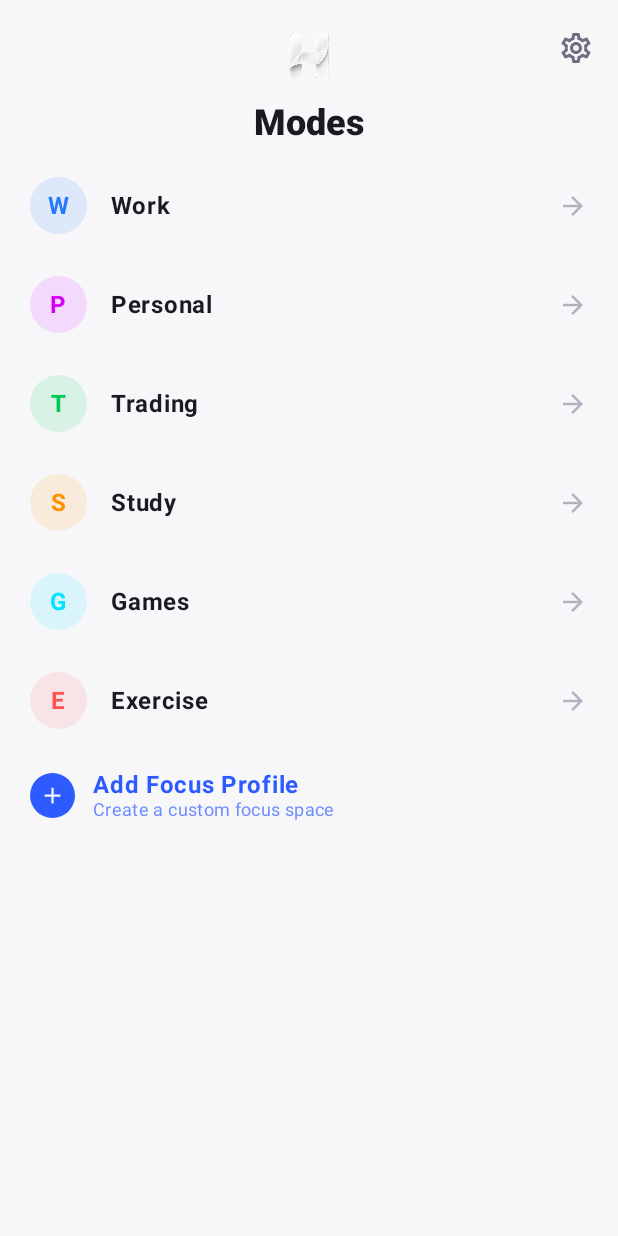
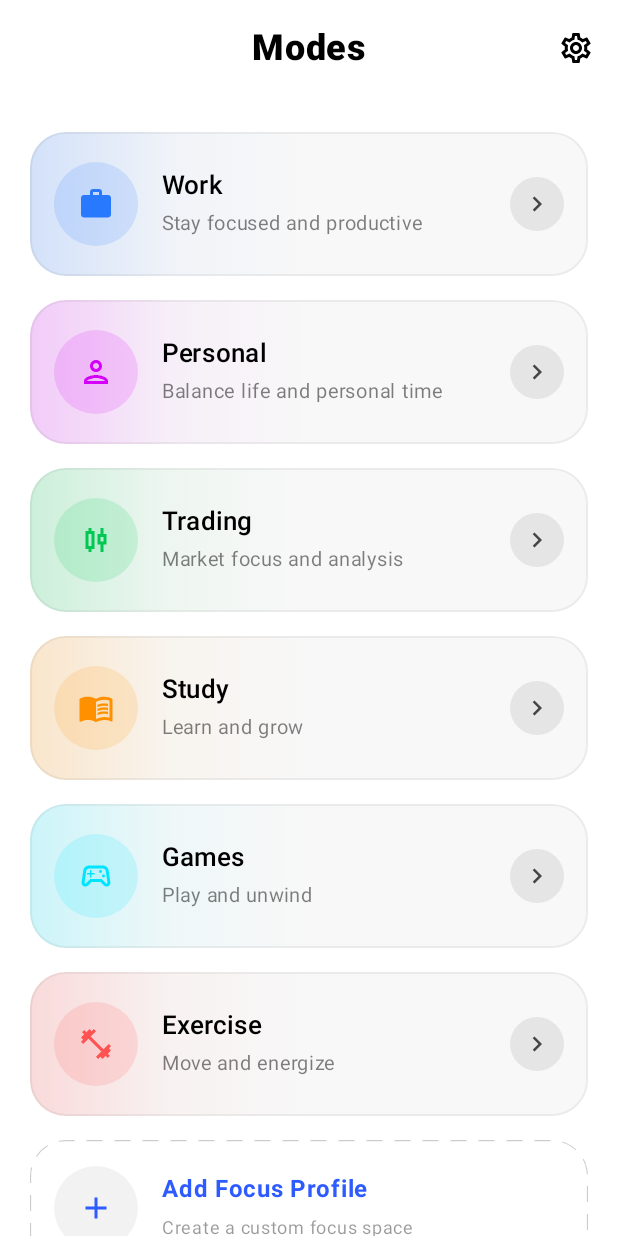
Before and after one commit to yuvanmoz/focus-launcher, an Android app built with Jetpack Compose: the SettingsScreen screen opened through its navigation route, on a phone screen of 412 x 824 dp. Run offline under Robolectric (Android 15) with nearby library versions, the phone set to English and light mode, and no system bars; our stand-ins replace Room's generated code.

Commit message:
feat(settings): redesign modes dashboard screen with glow cards and animations

```diff
--- a/feature/settings/src/main/java/com/focuslauncher/feature/settings/ui/SettingsScreen.kt
+++ b/feature/settings/src/main/java/com/focuslauncher/feature/settings/ui/SettingsScreen.kt
@@ -1,8 +1,13 @@
 package com.focuslauncher.feature.settings.ui
 
+import androidx.compose.animation.core.animateFloatAsState
+import androidx.compose.foundation.ExperimentalFoundationApi
+import androidx.compose.foundation.LocalOverscrollConfiguration
 import androidx.compose.foundation.background
 import androidx.compose.foundation.border
 import androidx.compose.foundation.clickable
+import androidx.compose.foundation.interaction.MutableInteractionSource
+import androidx.compose.foundation.interaction.collectIsPressedAsState
 import androidx.compose.foundation.layout.Arrangement
 import androidx.compose.foundation.layout.Box
 import androidx.compose.foundation.layout.Column
@@ -18,45 +23,52 @@ import androidx.compose.foundation.layout.width
 import androidx.compose.foundation.lazy.LazyColumn
 import androidx.compose.foundation.lazy.itemsIndexed
 import androidx.compose.foundation.shape.CircleShape
-import androidx.compose.ui.input.nestedscroll.nestedScroll
-import androidx.compose.foundation.ExperimentalFoundationApi
-import androidx.compose.foundation.LocalOverscrollConfiguration
-import androidx.compose.runtime.CompositionLocalProvider
-import com.focuslauncher.core.common.rememberRubberBandOverscrollState
-import com.focuslauncher.core.common.rememberRubberBandNestedScrollConnection
-import com.focuslauncher.core.common.rememberFrictionFlingBehavior
-import com.focuslauncher.core.common.rubberBandStretch
 import androidx.compose.foundation.shape.RoundedCornerShape
 import androidx.compose.material.icons.Icons
 import androidx.compose.material.icons.filled.Add
-import androidx.compose.material.icons.filled.ArrowBack
-import androidx.compose.material.icons.filled.ArrowForward
-import androidx.compose.material.icons.filled.Check
-import androidx.compose.material.icons.filled.Info
+import androidx.compose.material.icons.filled.ChevronRight
+import androidx.compose.material.icons.automirrored.outlined.MenuBook
+import androidx.compose.material.icons.outlined.CandlestickChart
+import androidx.compose.material.icons.outlined.FitnessCenter
+import androidx.compose.material.icons.outlined.Person
 import androidx.compose.material.icons.outlined.Settings
-import androidx.compose.foundation.Image
+import androidx.compose.material.icons.outlined.SportsEsports
+import androidx.compose.material.icons.outlined.Star
+import androidx.compose.material.icons.outlined.Work
+import androidx.compose.material3.CenterAlignedTopAppBar
 import androidx.compose.material3.ExperimentalMaterial3Api
 import androidx.compose.material3.Icon
 import androidx.compose.material3.IconButton
 import androidx.compose.material3.MaterialTheme
 import androidx.compose.material3.Scaffold
 import androidx.compose.material3.Text
-import androidx.compose.material3.CenterAlignedTopAppBar
 import androidx.compose.material3.TopAppBarDefaults
 import androidx.compose.runtime.Composable
+import androidx.compose.runtime.CompositionLocalProvider
 import androidx.compose.runtime.collectAsState
 import androidx.compose.runtime.getValue
+import androidx.compose.runtime.remember
 import androidx.compose.ui.Alignment
 import androidx.compose.ui.Modifier
-import androidx.compose.ui.text.style.TextAlign
 import androidx.compose.ui.draw.clip
+import androidx.compose.ui.draw.drawWithContent
+import androidx.compose.ui.draw.shadow
+import androidx.compose.ui.graphics.Brush
 import androidx.compose.ui.graphics.Color
-import androidx.compose.ui.res.painterResource
+import androidx.compose.ui.graphics.PathEffect
+import androidx.compose.ui.graphics.drawscope.Stroke
+import androidx.compose.ui.graphics.graphicsLayer
+import androidx.compose.ui.graphics.luminance
+import androidx.compose.ui.input.nestedscroll.nestedScroll
 import androidx.compose.ui.text.font.FontWeight
+import androidx.compose.ui.unit.Dp
 import androidx.compose.ui.unit.dp
 import androidx.compose.ui.unit.sp
+import com.focuslauncher.core.common.rememberFrictionFlingBehavior
+import com.focuslauncher.core.common.rememberRubberBandNestedScrollConnection
+import com.focuslauncher.core.common.rememberRubberBandOverscrollState
+import com.focuslauncher.core.common.rubberBandStretch
 import com.focuslauncher.core.common.theme.ExerciseAccent
-import com.focuslauncher.core.common.theme.FocusLauncherTheme
 import com.focuslauncher.core.common.theme.GamesAccent
 import com.focuslauncher.core.common.theme.PersonalAccent
 import com.focuslauncher.core.common.theme.StudyAccent
@@ -80,7 +92,9 @@ fun SettingsScreen(
     val overscrollState = rememberRubberBandOverscrollState()
     val nestedScrollConnection = rememberRubberBandNestedScrollConnection(overscrollState)
     val flingBehavior = rememberFrictionFlingBehavior()
-    val totalItems = 1 + profiles.size + 1
+
+    val totalItems = profiles.size + 1
+    val isDark = MaterialTheme.colorScheme.background.luminance() < 0.5f
 
     @OptIn(ExperimentalFoundationApi::class)
     CompositionLocalProvider(
@@ -90,65 +104,49 @@ fun SettingsScreen(
             topBar = {
                 CenterAlignedTopAppBar(
                     title = {
-                        Image(
-                            painter = painterResource(id = com.focuslauncher.core.common.R.drawable.app_logo),
-                            contentDescription = "Honey Launcher Logo",
-                            modifier = Modifier
-                                .padding(top = 12.dp)
-                                .size(36.dp)
+                        Text(
+                            text = "Modes",
+                            style = MaterialTheme.typography.titleLarge.copy(
+                                fontSize = 24.sp,
+                                fontWeight = FontWeight.ExtraBold,
+                                letterSpacing = 0.5.sp
+                            ),
+                            color = if (isDark) Color.White else Color.Black
                         )
                     },
                     actions = {
                         IconButton(onClick = onNavigateToGeneralSettings) {
                             Icon(
                                 imageVector = Icons.Outlined.Settings,
-                                contentDescription = "Settings"
+                                contentDescription = "Settings",
+                                tint = if (isDark) Color.White else Color.Black
                             )
                         }
                     },
                     colors = TopAppBarDefaults.centerAlignedTopAppBarColors(
-                        containerColor = MaterialTheme.colorScheme.background
+                        containerColor = if (isDark) Color.Black else Color.White
                     )
                 )
             },
-            containerColor = MaterialTheme.colorScheme.background,
+            containerColor = if (isDark) Color.Black else Color.White,
             modifier = modifier.nestedScroll(nestedScrollConnection)
         ) { padding ->
             LazyColumn(
                 contentPadding = PaddingValues(
-                    top = padding.calculateTopPadding(),
-                    bottom = padding.calculateBottomPadding() + 16.dp,
-                    start = 16.dp,
-                    end = 16.dp
+                    top = padding.calculateTopPadding() + 24.dp,
+                    bottom = padding.calculateBottomPadding() + 24.dp,
+                    start = 20.dp,
+                    end = 20.dp
                 ),
-                verticalArrangement = Arrangement.spacedBy(8.dp),
+                verticalArrangement = Arrangement.spacedBy(16.dp),
                 flingBehavior = flingBehavior,
                 modifier = Modifier.fillMaxSize()
             ) {
-                // Title header
-                item {
-                    Column(
-                        modifier = Modifier
-                            .rubberBandStretch(0, totalItems, overscrollState)
-                            .fillMaxWidth()
-                            .padding(vertical = 4.dp),
-                        horizontalAlignment = Alignment.CenterHorizontally
-                    ) {
-                        Text(
-                            "Modes",
-                            style = MaterialTheme.typography.titleLarge.copy(fontSize = 24.sp),
-                            fontWeight = FontWeight.ExtraBold,
-                            color = MaterialTheme.colorScheme.onBackground,
-                            textAlign = TextAlign.Center
-                        )
-                    }
-                }
-
                 // Focus Profiles list
                 itemsIndexed(profiles, key = { _, it -> it.id }) { index, profile ->
                     val isActive = profile.id == activeProfileId
                     Box(
-                        modifier = Modifier.rubberBandStretch(1 + index, totalItems, overscrollState)
+                        modifier = Modifier.rubberBandStretch(index, totalItems, overscrollState)
                     ) {
                         ProfileRowItem(
                             profile = profile,
@@ -161,17 +159,37 @@ fun SettingsScreen(
                     }
                 }
 
-                // Add Profile CTA
+                // Add Profile CTA Card
                 item {
+                    val interactionSource = remember { MutableInteractionSource() }
+                    val isPressed by interactionSource.collectIsPressedAsState()
+                    val scale by animateFloatAsState(if (isPressed) 0.97f else 1f, label = "scaleAdd")
+
                     Box(
                         modifier = Modifier
-                            .rubberBandStretch(1 + profiles.size, totalItems, overscrollState)
+                            .rubberBandStretch(profiles.size, totalItems, overscrollState)
                             .fillMaxWidth()
-                            .clickable {
+                            .height(90.dp)
+                            .graphicsLayer {
+                                scaleX = scale
+                                scaleY = scale
+                            }
+                            .clip(RoundedCornerShape(24.dp))
+                            .dashedBorder(
+                                color = if (isDark) Color.White.copy(alpha = 0.25f) else Color.Black.copy(alpha = 0.2f),
+                                strokeWidth = 1.5.dp,
+                                cornerRadius = 24.dp
+                            )
+                            .clickable(
+                                interactionSource = interactionSource,
+                                indication = null,
+                                onClick = {
                                     viewModel.startEditingProfile(-1L)
                                     onNavigateToEditProfile(-1L)
                                 }
-                            .padding(horizontal = 4.dp, vertical = 10.dp)
+                            )
+                            .padding(horizontal = 16.dp),
+                        contentAlignment = Alignment.CenterStart
                     ) {
                         Row(
                             modifier = Modifier.fillMaxWidth(),
@@ -179,9 +197,9 @@ fun SettingsScreen(
                         ) {
                             Box(
                                 modifier = Modifier
-                                    .size(30.dp)
+                                    .size(56.dp)
                                     .background(
-                                        color = MaterialTheme.colorScheme.primary,
+                                        color = if (isDark) Color.White.copy(alpha = 0.08f) else Color.Black.copy(alpha = 0.05f),
                                         shape = CircleShape
                                     ),
                                 contentAlignment = Alignment.Center
@@ -189,22 +207,23 @@ fun SettingsScreen(
                                 Icon(
                                     imageVector = Icons.Default.Add,
                                     contentDescription = "Add Profile",
-                                    tint = MaterialTheme.colorScheme.background,
-                                    modifier = Modifier.size(18.dp)
+                                    tint = MaterialTheme.colorScheme.primary,
+                                    modifier = Modifier.size(24.dp)
                                 )
                             }
-                            Spacer(modifier = Modifier.width(12.dp))
+                            Spacer(modifier = Modifier.width(16.dp))
                             Column {
                                 Text(
                                     text = "Add Focus Profile",
                                     fontWeight = FontWeight.Bold,
                                     color = MaterialTheme.colorScheme.primary,
-                                    style = MaterialTheme.typography.bodyLarge
+                                    fontSize = 16.sp
                                 )
+                                Spacer(modifier = Modifier.height(2.dp))
                                 Text(
                                     text = "Create a custom focus space",
-                                    color = MaterialTheme.colorScheme.primary.copy(alpha = 0.7f),
-                                    style = MaterialTheme.typography.bodyMedium.copy(fontSize = 12.sp)
+                                    color = if (isDark) Color.White.copy(alpha = 0.4f) else Color.Black.copy(alpha = 0.4f),
+                                    fontSize = 12.sp
                                 )
                             }
                         }
@@ -215,30 +234,122 @@ fun SettingsScreen(
     }
 }
 
+private data class ProfileTypeConfig(
+    val icon: androidx.compose.ui.graphics.vector.ImageVector,
+    val subtitle: String,
+    val accentColor: Color
+)
+
+@Composable
+private fun getProfileConfig(name: String): ProfileTypeConfig {
+    return when (name) {
+        "Work" -> ProfileTypeConfig(
+            icon = Icons.Outlined.Work,
+            subtitle = "Stay focused and productive",
+            accentColor = WorkAccent
+        )
+        "Personal" -> ProfileTypeConfig(
+            icon = Icons.Outlined.Person,
+            subtitle = "Balance life and personal time",
+            accentColor = PersonalAccent
+        )
+        "Trading" -> ProfileTypeConfig(
+            icon = Icons.Outlined.CandlestickChart,
+            subtitle = "Market focus and analysis",
+            accentColor = TradingAccent
+        )
+        "Study" -> ProfileTypeConfig(
+            icon = Icons.AutoMirrored.Outlined.MenuBook,
+            subtitle = "Learn and grow",
+            accentColor = StudyAccent
+        )
+        "Games" -> ProfileTypeConfig(
+            icon = Icons.Outlined.SportsEsports,
+            subtitle = "Play and unwind",
+            accentColor = GamesAccent
+        )
+        "Exercise" -> ProfileTypeConfig(
+            icon = Icons.Outlined.FitnessCenter,
+            subtitle = "Move and energize",
+            accentColor = ExerciseAccent
+        )
+        else -> ProfileTypeConfig(
+            icon = Icons.Outlined.Star,
+            subtitle = "Custom focus space",
+            accentColor = MaterialTheme.colorScheme.primary
+        )
+    }
+}
+
 @Composable
 fun ProfileRowItem(
     profile: FocusProfile,
     isActive: Boolean,
     onClick: () -> Unit
 ) {
-    val accentColor = when (profile.name) {
-        "Work" -> WorkAccent
-        "Trading" -> TradingAccent
-        "Study" -> StudyAccent
-        "Personal" -> PersonalAccent
-        "Games" -> GamesAccent
-        "Exercise" -> ExerciseAccent
-        else -> MaterialTheme.colorScheme.primary
+    val config = getProfileConfig(profile.name)
+    val accentColor = config.accentColor
+    val isDark = MaterialTheme.colorScheme.background.luminance() < 0.5f
+
+    val interactionSource = remember { MutableInteractionSource() }
+    val isPressed by interactionSource.collectIsPressedAsState()
+
+    val scale by animateFloatAsState(if (isPressed) 0.97f else 1f, label = "scale")
+    val rotation by animateFloatAsState(if (isPressed) 15f else 0f, label = "rotation")
+
+    val cardBgColor = if (isDark) Color(0xFF121212) else Color(0xFFF8F8F8)
+
+    val gradientBrush = Brush.horizontalGradient(
+        0.0f to accentColor.copy(alpha = 0.18f),
+        0.25f to accentColor.copy(alpha = 0.04f),
+        0.5f to Color.Transparent
+    )
+
+    val cardModifier = Modifier
+        .fillMaxWidth()
+        .height(96.dp)
+        .graphicsLayer {
+            scaleX = scale
+            scaleY = scale
         }
+        .then(
+            if (isActive) {
+                Modifier
+                    .shadow(
+                        elevation = 12.dp,
+                        shape = RoundedCornerShape(24.dp),
+                        clip = false,
+                        ambientColor = accentColor.copy(alpha = 0.5f),
+                        spotColor = accentColor
+                    )
+                    .border(1.5.dp, accentColor.copy(alpha = 0.4f), RoundedCornerShape(24.dp))
+            } else {
+                Modifier.border(
+                    width = 1.dp,
+                    color = if (isDark) Color.White.copy(alpha = 0.08f) else Color.Black.copy(alpha = 0.05f),
+                    shape = RoundedCornerShape(24.dp)
+                )
+            }
+        )
+        .clip(RoundedCornerShape(24.dp))
+        .background(cardBgColor)
+        .clickable(
+            interactionSource = interactionSource,
+            indication = null,
+            onClick = onClick
+        )
 
+    Box(modifier = cardModifier) {
         Box(
             modifier = Modifier
-            .fillMaxWidth()
-            .clickable(onClick = onClick)
-            .padding(horizontal = 4.dp, vertical = 10.dp)
-    ) {
+                .fillMaxSize()
+                .background(gradientBrush)
+        )
+
         Row(
-            modifier = Modifier.fillMaxWidth(),
+            modifier = Modifier
+                .fillMaxSize()
+                .padding(horizontal = 16.dp),
             verticalAlignment = Alignment.CenterVertically,
             horizontalArrangement = Arrangement.SpaceBetween
         ) {
@@ -246,18 +357,17 @@ fun ProfileRowItem(
                 verticalAlignment = Alignment.CenterVertically,
                 modifier = Modifier.weight(1f)
             ) {
-                // One UI-style circle icon with first letter
                 Box(
                     modifier = Modifier
-                        .size(38.dp)
-                        .background(accentColor.copy(alpha = 0.12f), CircleShape),
+                        .size(56.dp)
+                        .background(accentColor.copy(alpha = 0.15f), CircleShape),
                     contentAlignment = Alignment.Center
                 ) {
-                    Text(
-                        text = profile.name.take(1).uppercase(),
-                        color = accentColor,
-                        fontWeight = FontWeight.Bold,
-                        fontSize = 16.sp
+                    Icon(
+                        imageVector = config.icon,
+                        contentDescription = profile.name,
+                        tint = accentColor,
+                        modifier = Modifier.size(24.dp)
                     )
                 }
 
@@ -267,8 +377,9 @@ fun ProfileRowItem(
                     Row(verticalAlignment = Alignment.CenterVertically) {
                         Text(
                             text = profile.name,
-                            fontWeight = FontWeight.Bold,
-                            style = MaterialTheme.typography.bodyLarge
+                            fontWeight = FontWeight.SemiBold,
+                            fontSize = 17.sp,
+                            color = if (isDark) Color.White else Color.Black
                         )
                         if (isActive) {
                             Spacer(modifier = Modifier.width(8.dp))
@@ -287,14 +398,45 @@ fun ProfileRowItem(
                             }
                         }
                     }
+                    Spacer(modifier = Modifier.height(2.dp))
+                    Text(
+                        text = config.subtitle,
+                        fontSize = 13.sp,
+                        color = if (isDark) Color.White.copy(alpha = 0.5f) else Color.Black.copy(alpha = 0.5f)
+                    )
                 }
             }
+
+            Box(
+                modifier = Modifier
+                    .size(36.dp)
+                    .background(
+                        color = if (isDark) Color.White.copy(alpha = 0.08f) else Color.Black.copy(alpha = 0.08f),
+                        shape = CircleShape
+                    ),
+                contentAlignment = Alignment.Center
+            ) {
                 Icon(
-                imageVector = Icons.Default.ArrowForward,
+                    imageVector = Icons.Default.ChevronRight,
                     contentDescription = "Edit Profile",
-                tint = MaterialTheme.colorScheme.onSurfaceVariant.copy(alpha = 0.5f),
-                modifier = Modifier.size(20.dp)
+                    tint = if (isDark) Color.White.copy(alpha = 0.7f) else Color.Black.copy(alpha = 0.7f),
+                    modifier = Modifier
+                        .size(20.dp)
+                        .graphicsLayer { rotationZ = rotation }
                 )
             }
         }
     }
+}
+
+fun Modifier.dashedBorder(color: Color, strokeWidth: Dp, cornerRadius: Dp): Modifier = this.drawWithContent {
+    drawContent()
+    val strokeWidthPx = strokeWidth.toPx()
+    val cornerRadiusPx = cornerRadius.toPx()
+    val pathEffect = PathEffect.dashPathEffect(floatArrayOf(16f, 12f), 0f)
+    drawRoundRect(
+        color = color,
+        style = Stroke(width = strokeWidthPx, pathEffect = pathEffect),
+        cornerRadius = androidx.compose.ui.geometry.CornerRadius(cornerRadiusPx, cornerRadiusPx)
+    )
+}
```
Lines whose indentation alone changed are shown as unchanged.
